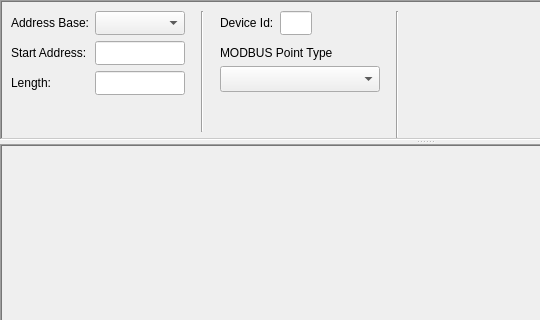
sanny32/OpenModSim, file omodsim/formmodsim.ui: the form before one commit; both pictures show x 0 to 540 and y 0 to 320 of the 850 by 410 pixel window.
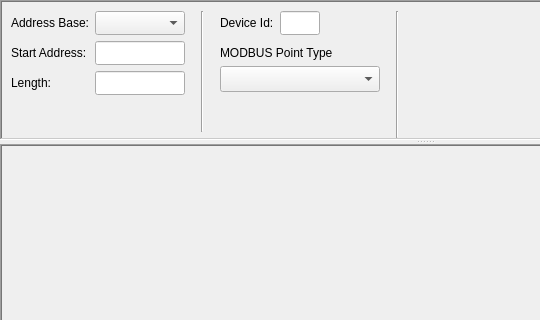
The form after the commit. Custom widgets are drawn as their Qt base class.

Commit message: Increase deviceid field width

Patch:
```diff
--- a/omodsim/formmodsim.ui
+++ b/omodsim/formmodsim.ui
@@ -245,7 +245,7 @@
                     </property>
                     <property name="maximumSize">
                      <size>
-                      <width>32</width>
+                      <width>40</width>
                       <height>16777215</height>
                      </size>
                     </property>
```
